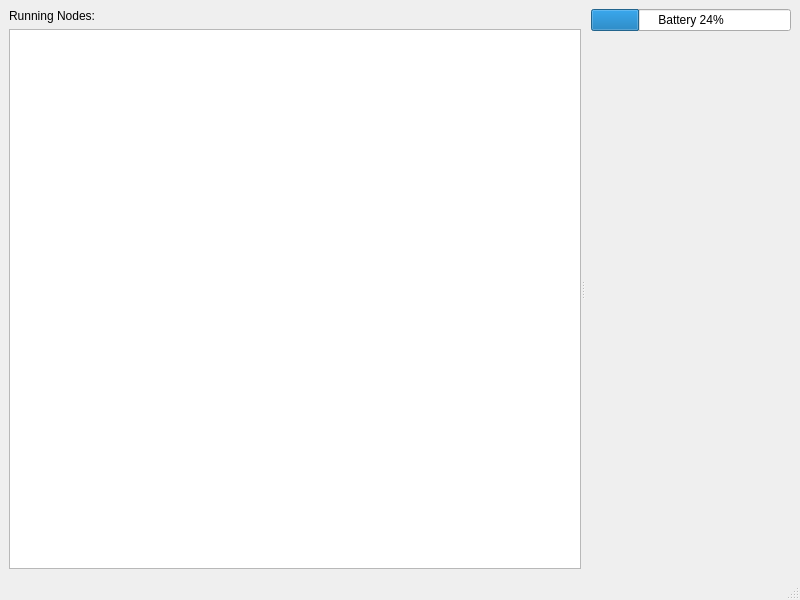
Above: igvc/src/dashboard/mainwindow.ui from RoboJackets/igvc-software before the change. Below: the same form after it.
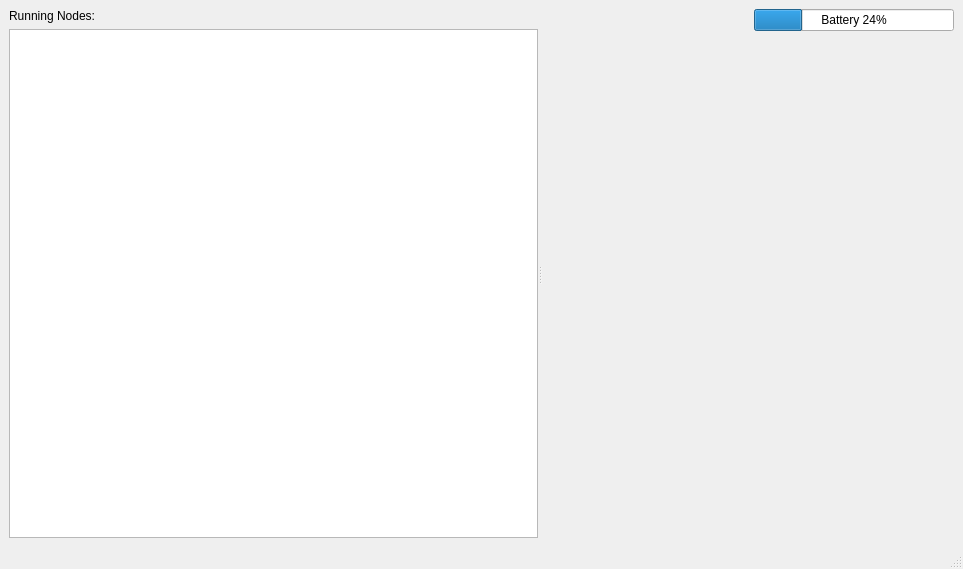
That is the form after the change. Custom widgets are drawn as their Qt base class.

Patch:
```diff
--- a/igvc/src/dashboard/mainwindow.ui
+++ b/igvc/src/dashboard/mainwindow.ui
@@ -6,8 +6,8 @@
    <rect>
     <x>0</x>
     <y>0</y>
-    <width>800</width>
-    <height>600</height>
+    <width>963</width>
+    <height>569</height>
    </rect>
   </property>
   <property name="windowTitle">
@@ -20,22 +20,46 @@
       <property name="orientation">
        <enum>Qt::Horizontal</enum>
       </property>
-      <widget class="QWidget" name="">
+      <widget class="QWidget" name="layoutWidget">
        <layout class="QVBoxLayout" name="verticalLayout">
         <item>
          <widget class="QLabel" name="label">
+          <property name="sizePolicy">
+           <sizepolicy hsizetype="Expanding" vsizetype="Preferred">
+            <horstretch>0</horstretch>
+            <verstretch>0</verstretch>
+           </sizepolicy>
+          </property>
+          <property name="maximumSize">
+           <size>
+            <width>250</width>
+            <height>16777215</height>
+           </size>
+          </property>
           <property name="text">
            <string>Running Nodes:</string>
           </property>
          </widget>
         </item>
         <item>
-         <widget class="QListWidget" name="nodesListWidget"/>
+         <widget class="QListWidget" name="nodesListWidget">
+          <property name="sizePolicy">
+           <sizepolicy hsizetype="Expanding" vsizetype="Expanding">
+            <horstretch>0</horstretch>
+            <verstretch>0</verstretch>
+           </sizepolicy>
+          </property>
+         </widget>
         </item>
        </layout>
       </widget>
-      <widget class="QWidget" name="gridLayoutWidget">
-       <layout class="QGridLayout" name="gridLayout"/>
+      <widget class="MapWidget" name="mapWidget" native="true">
+       <property name="sizePolicy">
+        <sizepolicy hsizetype="Expanding" vsizetype="Expanding">
+         <horstretch>0</horstretch>
+         <verstretch>0</verstretch>
+        </sizepolicy>
+       </property>
       </widget>
      </widget>
     </item>
@@ -118,6 +142,12 @@
    <header>speedometer.h</header>
    <container>1</container>
   </customwidget>
+  <customwidget>
+   <class>MapWidget</class>
+   <extends>QWidget</extends>
+   <header>mapwidget.h</header>
+   <container>1</container>
+  </customwidget>
  </customwidgets>
  <resources/>
  <connections/>
```
Left out of the diff: 2 changed lines with no effect on the pictures.
